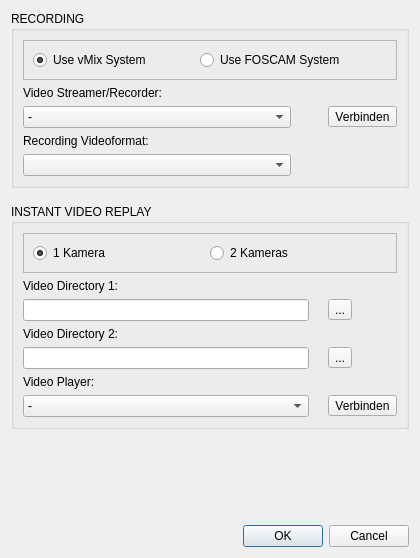
Before: the Qt Designer form resource/settingdialog.ui in christopherK192/RecordWindow, drawn with Qt 5.
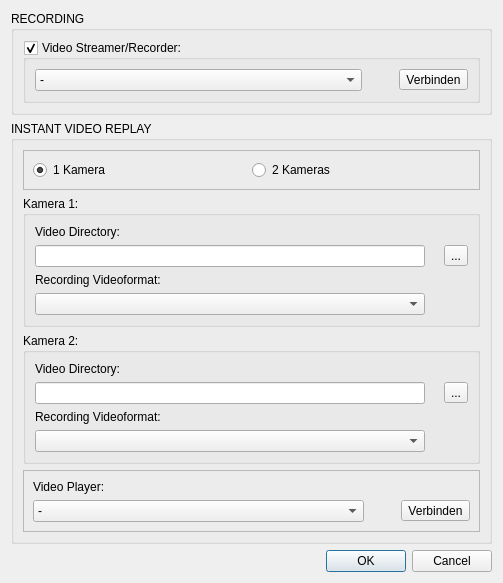
After: the same form once the commit is applied. Icons and pictures are not drawn.

```diff
--- a/resource/settingdialog.ui
+++ b/resource/settingdialog.ui
@@ -6,10 +6,16 @@
    <rect>
     <x>0</x>
     <y>0</y>
-    <width>420</width>
-    <height>558</height>
+    <width>503</width>
+    <height>553</height>
    </rect>
   </property>
+  <property name="sizePolicy">
+   <sizepolicy hsizetype="Fixed" vsizetype="Fixed">
+    <horstretch>0</horstretch>
+    <verstretch>0</verstretch>
+   </sizepolicy>
+  </property>
   <property name="font">
    <font>
     <pointsize>9</pointsize>
@@ -18,7 +24,7 @@
   <property name="windowTitle">
    <string>Einstellungen</string>
   </property>
-  <layout class="QVBoxLayout" name="verticalLayout_2">
+  <layout class="QVBoxLayout" name="verticalLayout_3">
    <item>
     <widget class="QGroupBox" name="groupBox">
      <property name="font">
@@ -31,116 +37,50 @@
      <property name="title">
       <string>RECORDING</string>
      </property>
-     <layout class="QGridLayout" name="gridLayout_2">
-      <item row="2" column="1">
-       <widget class="QComboBox" name="comboBox_Windows">
-        <item>
-         <property name="text">
-          <string>-</string>
-         </property>
-        </item>
-       </widget>
-      </item>
-      <item row="2" column="2">
-       <widget class="QLabel" name="check_videoStreamer">
-        <property name="maximumSize">
-         <size>
-          <width>25</width>
-          <height>25</height>
-         </size>
-        </property>
-        <property name="text">
-         <string/>
-        </property>
-        <property name="pixmap">
-         <pixmap>:/Icons/check.svg</pixmap>
-        </property>
-        <property name="scaledContents">
-         <bool>true</bool>
-        </property>
-       </widget>
-      </item>
-      <item row="2" column="3">
-       <widget class="QToolButton" name="button_connect2App">
-        <property name="text">
-         <string>Verbinden</string>
-        </property>
-       </widget>
-      </item>
-      <item row="3" column="1">
-       <widget class="QLabel" name="label_4">
-        <property name="text">
-         <string>Recording Videoformat:</string>
-        </property>
-       </widget>
-      </item>
-      <item row="4" column="1">
-       <widget class="QComboBox" name="comboBox_videoContainer"/>
-      </item>
-      <item row="1" column="1" colspan="3">
-       <widget class="QLabel" name="label">
-        <property name="text">
+     <layout class="QVBoxLayout" name="verticalLayout">
+      <item>
+       <widget class="QGroupBox" name="groupBox_videoStreamer">
+        <property name="title">
          <string>Video Streamer/Recorder:</string>
         </property>
-       </widget>
-      </item>
-      <item row="0" column="1" colspan="3">
-       <widget class="QFrame" name="frame">
-        <property name="frameShape">
-         <enum>QFrame::StyledPanel</enum>
+        <property name="checkable">
+         <bool>true</bool>
         </property>
-        <property name="frameShadow">
-         <enum>QFrame::Raised</enum>
-        </property>
-        <layout class="QHBoxLayout" name="horizontalLayout_2">
-         <item>
-          <widget class="QRadioButton" name="radioButton_vMix">
+        <layout class="QGridLayout" name="gridLayout_2">
+         <item row="0" column="1">
+          <widget class="QComboBox" name="comboBox_videoStreamer">
+           <item>
+            <property name="text">
+             <string>-</string>
+            </property>
+           </item>
+          </widget>
+         </item>
+         <item row="0" column="3">
+          <widget class="QToolButton" name="button_videoStreamer">
            <property name="text">
-            <string>Use vMix System</string>
+            <string>Verbinden</string>
            </property>
-           <property name="checked">
-            <bool>true</bool>
-           </property>
-           <property name="autoExclusive">
-            <bool>true</bool>
-           </property>
           </widget>
          </item>
-         <item>
-          <spacer name="horizontalSpacer">
-           <property name="orientation">
-            <enum>Qt::Horizontal</enum>
-           </property>
-           <property name="sizeType">
-            <enum>QSizePolicy::MinimumExpanding</enum>
-           </property>
-           <property name="sizeHint" stdset="0">
+         <item row="0" column="2">
+          <widget class="QLabel" name="check_videoStreamer">
+           <property name="maximumSize">
             <size>
-             <width>20</width>
-             <height>20</height>
+             <width>25</width>
+             <height>25</height>
             </size>
            </property>
-          </spacer>
-         </item>
-         <item>
-          <widget class="QRadioButton" name="radioButton_foscam">
            <property name="text">
-            <string>Use FOSCAM System</string>
+            <string/>
            </property>
-          </widget>
-         </item>
-         <item>
-          <spacer name="horizontalSpacer_4">
-           <property name="orientation">
-            <enum>Qt::Horizontal</enum>
+           <property name="pixmap">
+            <pixmap resource="../icons.qrc">:/icons/icons/checkNO.svg</pixmap>
            </property>
-           <property name="sizeHint" stdset="0">
-            <size>
-             <width>40</width>
-             <height>20</height>
-            </size>
+           <property name="scaledContents">
+            <bool>true</bool>
            </property>
-          </spacer>
+          </widget>
          </item>
         </layout>
        </widget>
@@ -148,143 +88,13 @@
      </layout>
     </widget>
    </item>
-   <item>
-    <spacer name="verticalSpacer_2">
-     <property name="orientation">
-      <enum>Qt::Vertical</enum>
-     </property>
-     <property name="sizeType">
-      <enum>QSizePolicy::Fixed</enum>
-     </property>
-     <property name="sizeHint" stdset="0">
-      <size>
-       <width>20</width>
-       <height>10</height>
-      </size>
-     </property>
-    </spacer>
-   </item>
    <item>
     <widget class="QGroupBox" name="groupBox_2">
      <property name="title">
       <string>INSTANT VIDEO REPLAY</string>
      </property>
-     <layout class="QGridLayout" name="gridLayout">
-      <item row="2" column="1">
-       <widget class="QLabel" name="check_videoPath">
-        <property name="maximumSize">
-         <size>
-          <width>25</width>
-          <height>25</height>
-         </size>
-        </property>
-        <property name="text">
-         <string/>
-        </property>
-        <property name="pixmap">
-         <pixmap>:/Icons/check.svg</pixmap>
-        </property>
-        <property name="scaledContents">
-         <bool>true</bool>
-        </property>
-       </widget>
-      </item>
-      <item row="4" column="1">
-       <widget class="QLabel" name="check_videoPath_2">
-        <property name="maximumSize">
-         <size>
-          <width>25</width>
-          <height>25</height>
-         </size>
-        </property>
-        <property name="text">
-         <string/>
-        </property>
-        <property name="pixmap">
-         <pixmap>:/Icons/check.svg</pixmap>
-        </property>
-        <property name="scaledContents">
-         <bool>true</bool>
-        </property>
-       </widget>
-      </item>
-      <item row="4" column="2">
-       <widget class="QToolButton" name="button_openFolder_2">
-        <property name="text">
-         <string>...</string>
-        </property>
-       </widget>
-      </item>
-      <item row="4" column="0">
-       <widget class="QLineEdit" name="lineEdit_Path_2"/>
-      </item>
-      <item row="3" column="0">
-       <widget class="QLabel" name="label_10">
-        <property name="text">
-         <string>Video Directory 2:</string>
-        </property>
-       </widget>
-      </item>
-      <item row="6" column="2">
-       <widget class="QToolButton" name="button_connect2Player">
-        <property name="text">
-         <string>Verbinden</string>
-        </property>
-       </widget>
-      </item>
-      <item row="6" column="0">
-       <widget class="QComboBox" name="comboBox_Player">
-        <item>
-         <property name="text">
-          <string>-</string>
-         </property>
-        </item>
-       </widget>
-      </item>
-      <item row="1" column="0">
-       <widget class="QLabel" name="label_2">
-        <property name="text">
-         <string>Video Directory 1:</string>
-        </property>
-       </widget>
-      </item>
-      <item row="2" column="0">
-       <widget class="QLineEdit" name="lineEdit_Path"/>
-      </item>
-      <item row="2" column="2">
-       <widget class="QToolButton" name="button_openFolder">
-        <property name="text">
-         <string>...</string>
-        </property>
-       </widget>
-      </item>
-      <item row="5" column="0">
-       <widget class="QLabel" name="label_3">
-        <property name="text">
-         <string>Video Player:</string>
-        </property>
-       </widget>
-      </item>
-      <item row="6" column="1">
-       <widget class="QLabel" name="check_videoPlayer">
-        <property name="maximumSize">
-         <size>
-          <width>25</width>
-          <height>25</height>
-         </size>
-        </property>
-        <property name="text">
-         <string/>
-        </property>
-        <property name="pixmap">
-         <pixmap>:/Icons/check.svg</pixmap>
-        </property>
-        <property name="scaledContents">
-         <bool>true</bool>
-        </property>
-       </widget>
-      </item>
-      <item row="0" column="0" colspan="3">
+     <layout class="QVBoxLayout" name="verticalLayout_2">
+      <item>
        <widget class="QFrame" name="frame_kameras">
         <property name="frameShape">
          <enum>QFrame::StyledPanel</enum>
@@ -342,25 +152,173 @@
         </layout>
        </widget>
       </item>
+      <item>
+       <widget class="QGroupBox" name="groupBox_Kamera1">
+        <property name="title">
+         <string>Kamera 1:</string>
+        </property>
+        <layout class="QGridLayout" name="gridLayout_3">
+         <item row="0" column="0">
+          <widget class="QLabel" name="label_2">
+           <property name="text">
+            <string>Video Directory:</string>
+           </property>
+          </widget>
+         </item>
+         <item row="3" column="0">
+          <widget class="QComboBox" name="comboBox_videoContainer1"/>
+         </item>
+         <item row="1" column="2">
+          <widget class="QToolButton" name="button_videoPath1">
+           <property name="text">
+            <string>...</string>
+           </property>
+          </widget>
+         </item>
+         <item row="1" column="0">
+          <widget class="QLineEdit" name="lineEdit_videoPath1"/>
+         </item>
+         <item row="2" column="0">
+          <widget class="QLabel" name="label_4">
+           <property name="text">
+            <string>Recording Videoformat:</string>
+           </property>
+          </widget>
+         </item>
+         <item row="1" column="1">
+          <widget class="QLabel" name="check_videoPath">
+           <property name="maximumSize">
+            <size>
+             <width>25</width>
+             <height>25</height>
+            </size>
+           </property>
+           <property name="text">
+            <string/>
+           </property>
+           <property name="pixmap">
+            <pixmap resource="../icons.qrc">:/icons/icons/checkNO.svg</pixmap>
+           </property>
+           <property name="scaledContents">
+            <bool>true</bool>
+           </property>
+          </widget>
+         </item>
+        </layout>
+       </widget>
+      </item>
+      <item>
+       <widget class="QGroupBox" name="groupBox_Kamera2">
+        <property name="title">
+         <string>Kamera 2:</string>
+        </property>
+        <layout class="QGridLayout" name="gridLayout_5">
+         <item row="1" column="0">
+          <widget class="QLineEdit" name="lineEdit_videoPath2"/>
+         </item>
+         <item row="1" column="2">
+          <widget class="QToolButton" name="button_videoPath2">
+           <property name="text">
+            <string>...</string>
+           </property>
+          </widget>
+         </item>
+         <item row="2" column="0">
+          <widget class="QLabel" name="label_6">
+           <property name="text">
+            <string>Recording Videoformat:</string>
+           </property>
+          </widget>
+         </item>
+         <item row="3" column="0">
+          <widget class="QComboBox" name="comboBox_videoContainer2"/>
+         </item>
+         <item row="0" column="0">
+          <widget class="QLabel" name="label_5">
+           <property name="text">
+            <string>Video Directory:</string>
+           </property>
+          </widget>
+         </item>
+         <item row="1" column="1">
+          <widget class="QLabel" name="check_videoPath_2">
+           <property name="maximumSize">
+            <size>
+             <width>25</width>
+             <height>25</height>
+            </size>
+           </property>
+           <property name="text">
+            <string/>
+           </property>
+           <property name="pixmap">
+            <pixmap resource="../icons.qrc">:/icons/icons/checkNO.svg</pixmap>
+           </property>
+           <property name="scaledContents">
+            <bool>true</bool>
+           </property>
+          </widget>
+         </item>
+        </layout>
+       </widget>
+      </item>
+      <item>
+       <widget class="QFrame" name="frame">
+        <property name="frameShape">
+         <enum>QFrame::StyledPanel</enum>
+        </property>
+        <property name="frameShadow">
+         <enum>QFrame::Raised</enum>
+        </property>
+        <layout class="QGridLayout" name="gridLayout">
+         <item row="0" column="0">
+          <widget class="QLabel" name="label_3">
+           <property name="text">
+            <string>Video Player:</string>
+           </property>
+          </widget>
+         </item>
+         <item row="2" column="0">
+          <widget class="QComboBox" name="comboBox_videoPlayer">
+           <item>
+            <property name="text">
+             <string>-</string>
+            </property>
+           </item>
+          </widget>
+         </item>
+         <item row="2" column="2">
+          <widget class="QToolButton" name="button_videoPlayer">
+           <property name="text">
+            <string>Verbinden</string>
+           </property>
+          </widget>
+         </item>
+         <item row="2" column="1">
+          <widget class="QLabel" name="check_videoPlayer">
+           <property name="maximumSize">
+            <size>
+             <width>25</width>
+             <height>25</height>
+            </size>
+           </property>
+           <property name="text">
+            <string/>
+           </property>
+           <property name="pixmap">
+            <pixmap resource="../icons.qrc">:/icons/icons/checkNO.svg</pixmap>
+           </property>
+           <property name="scaledContents">
+            <bool>true</bool>
+           </property>
+          </widget>
+         </item>
+        </layout>
+       </widget>
+      </item>
      </layout>
     </widget>
    </item>
-   <item>
-    <spacer name="verticalSpacer">
-     <property name="orientation">
-      <enum>Qt::Vertical</enum>
-     </property>
-     <property name="sizeType">
-      <enum>QSizePolicy::MinimumExpanding</enum>
-     </property>
-     <property name="sizeHint" stdset="0">
-      <size>
-       <width>20</width>
-       <height>10</height>
-      </size>
-     </property>
-    </spacer>
-   </item>
    <item>
     <widget class="QDialogButtonBox" name="buttonBox">
      <property name="standardButtons">
```
Left out of the diff: 4 changed lines with no effect on the pictures.
